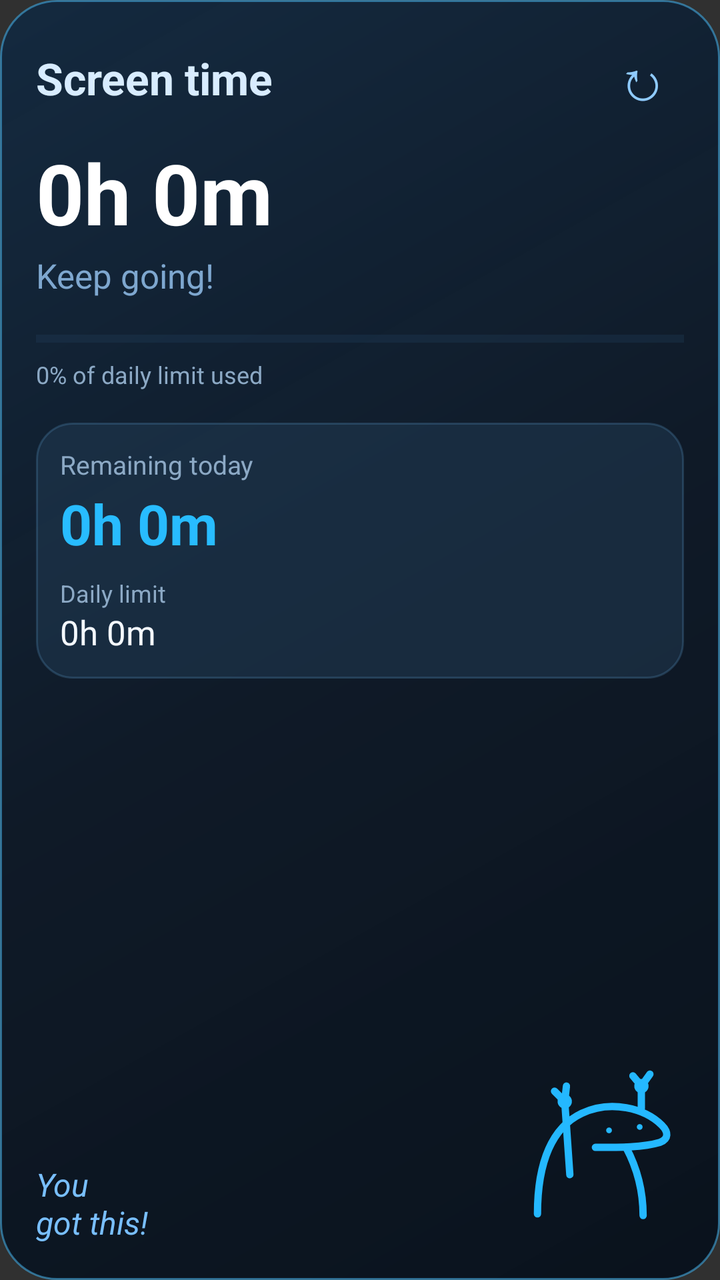
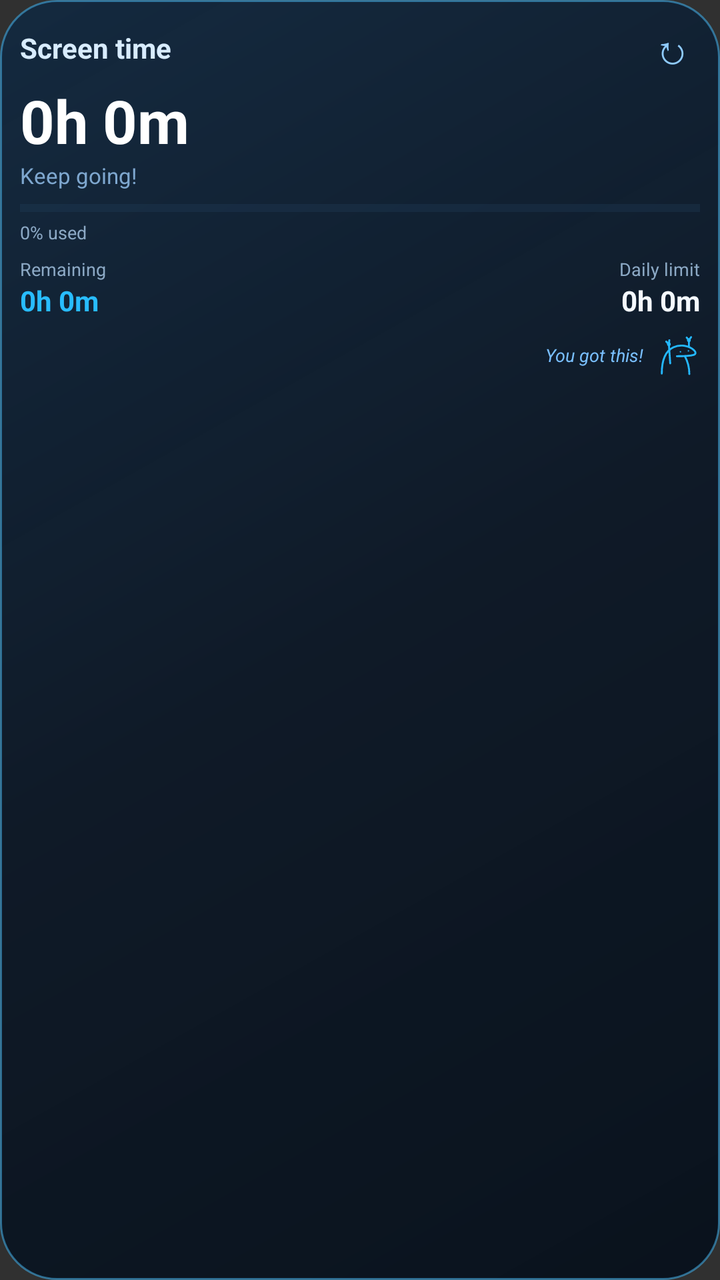

Screens rendered from an Android XML layout before and after an edit, with the pre-edit source and the edit as a unified diff.
<!-- AndroidManifest.xml: application theme android:Theme.Material.NoActionBar -->
<!-- res/layout/widget_screen_time.xml -->
<?xml version="1.0" encoding="utf-8"?>
<LinearLayout xmlns:android="http://schemas.android.com/apk/res/android"
    android:id="@+id/widget_root"
    android:layout_width="match_parent"
    android:layout_height="match_parent"
    android:orientation="vertical"
    android:padding="18dp"
    android:background="@drawable/widget_glass_bg">

    <LinearLayout
        android:layout_width="match_parent"
        android:layout_height="wrap_content"
        android:orientation="horizontal"
        android:gravity="center_vertical">

        <TextView
            android:layout_width="0dp"
            android:layout_height="wrap_content"
            android:layout_weight="1"
            android:text="Screen time"
            android:textSize="22sp"
            android:textStyle="bold"
            android:textColor="#D8ECFF" />

        <TextView
            android:id="@+id/widget_refresh"
            android:layout_width="42dp"
            android:layout_height="42dp"
            android:gravity="center"
            android:text="↻"
            android:textSize="28sp"
            android:textColor="#8FCBFF" />
    </LinearLayout>

    <TextView
        android:id="@+id/widget_used"
        android:layout_width="match_parent"
        android:layout_height="wrap_content"
        android:layout_marginTop="8dp"
        android:text="0h 0m"
        android:textSize="42sp"
        android:textStyle="bold"
        android:textColor="#FFFFFF" />

    <TextView
        android:id="@+id/widget_status"
        android:layout_width="match_parent"
        android:layout_height="wrap_content"
        android:layout_marginTop="2dp"
        android:text="Keep going!"
        android:textSize="17sp"
        android:textColor="#7EA7CF" />

    <ProgressBar
        android:id="@+id/widget_progress"
        style="?android:attr/progressBarStyleHorizontal"
        android:layout_width="match_parent"
        android:layout_height="9dp"
        android:layout_marginTop="16dp"
        android:max="1000"
        android:progress="0"
        android:progressTint="#24B8FF"
        android:progressBackgroundTint="#23415E" />

    <TextView
        android:id="@+id/widget_percent"
        android:layout_width="match_parent"
        android:layout_height="wrap_content"
        android:layout_marginTop="5dp"
        android:text="0% of daily limit used"
        android:textSize="12sp"
        android:textColor="#8CA9C5" />

    <LinearLayout
        android:layout_width="match_parent"
        android:layout_height="wrap_content"
        android:layout_marginTop="16dp"
        android:orientation="vertical"
        android:padding="12dp"
        android:background="@drawable/widget_inner_card">

        <TextView
            android:layout_width="wrap_content"
            android:layout_height="wrap_content"
            android:text="Remaining today"
            android:textSize="13sp"
            android:textColor="#8CA9C5" />

        <TextView
            android:id="@+id/widget_remaining"
            android:layout_width="wrap_content"
            android:layout_height="wrap_content"
            android:layout_marginTop="2dp"
            android:text="0h 0m"
            android:textSize="28sp"
            android:textStyle="bold"
            android:textColor="#28BCFF" />

        <TextView
            android:layout_width="wrap_content"
            android:layout_height="wrap_content"
            android:layout_marginTop="8dp"
            android:text="Daily limit"
            android:textSize="12sp"
            android:textColor="#8CA9C5" />

        <TextView
            android:id="@+id/widget_limit"
            android:layout_width="wrap_content"
            android:layout_height="wrap_content"
            android:text="0h 0m"
            android:textSize="17sp"
            android:textColor="#F4F9FF" />
    </LinearLayout>

    <Space
        android:layout_width="match_parent"
        android:layout_height="0dp"
        android:layout_weight="1" />

    <LinearLayout
        android:layout_width="match_parent"
        android:layout_height="wrap_content"
        android:orientation="horizontal"
        android:gravity="bottom|center_vertical">

        <TextView
            android:layout_width="0dp"
            android:layout_height="wrap_content"
            android:layout_weight="1"
            android:text="You\ngot this!"
            android:textSize="16sp"
            android:textStyle="italic"
            android:textColor="#79BFFF" />

        <ImageView
            android:layout_width="92dp"
            android:layout_height="100dp"
            android:scaleType="fitCenter"
            android:src="@drawable/ic_guardian_figure_only"
            android:contentDescription="@string/app_name" />
    </LinearLayout>

</LinearLayout>
<!-- resources referenced by this layout -->
<resources>
  <!-- drawable ic_guardian_figure_only (drawable) -->
  <?xml version="1.0" encoding="utf-8"?>
  <vector xmlns:android="http://schemas.android.com/apk/res/android"
      android:width="108dp"
      android:height="108dp"
      android:viewportWidth="108"
      android:viewportHeight="108">
  
      <path
          android:fillColor="@android:color/transparent"
          android:strokeColor="#24B8FF"
          android:strokeWidth="4.3"
          android:strokeLineCap="round"
          android:strokeLineJoin="round"
          android:pathData="M22,95 C22,64 31,44 48,36 C65,28 85,33 95,43 C99,47 99,51 94,53 C84,56 70,56 56,56" />
  
      <path
          android:fillColor="@android:color/transparent"
          android:strokeColor="#24B8FF"
          android:strokeWidth="4.3"
          android:strokeLineCap="round"
          android:pathData="M74,56 C82,71 84,85 84,96" />
  
      <path
          android:fillColor="@android:color/transparent"
          android:strokeColor="#24B8FF"
          android:strokeWidth="4.3"
          android:strokeLineCap="round"
          android:pathData="M38,29 L41,72" />
  
      <path
          android:fillColor="@android:color/transparent"
          android:strokeColor="#24B8FF"
          android:strokeWidth="4.3"
          android:strokeLineCap="round"
          android:pathData="M38,29 L32,23 M38,29 L39,20" />
  
      <path
          android:fillColor="@android:color/transparent"
          android:strokeColor="#24B8FF"
          android:strokeWidth="4.3"
          android:strokeLineCap="round"
          android:pathData="M83,33 L83,20 M83,20 L78,14 M83,20 L88,13" />
  
      <path android:fillColor="#24B8FF" android:pathData="M38,29 m-4.2,0 a4.2,4.2 0,1 0,8.4,0 a4.2,4.2 0,1 0,-8.4,0" />
      <path android:fillColor="#24B8FF" android:pathData="M83,20 m-4.2,0 a4.2,4.2 0,1 0,8.4,0 a4.2,4.2 0,1 0,-8.4,0" />
      <path android:fillColor="#24B8FF" android:pathData="M64,46 m-1.7,0 a1.7,1.7 0,1 0,3.4,0 a1.7,1.7 0,1 0,-3.4,0" />
      <path android:fillColor="#24B8FF" android:pathData="M82,44 m-1.7,0 a1.7,1.7 0,1 0,3.4,0 a1.7,1.7 0,1 0,-3.4,0" />
  </vector>
  <!-- drawable widget_glass_bg (drawable) -->
  <?xml version="1.0" encoding="utf-8"?>
  <shape xmlns:android="http://schemas.android.com/apk/res/android" android:shape="rectangle">
      <gradient
          android:angle="315"
          android:startColor="#F0122940"
          android:centerColor="#E60B1726"
          android:endColor="#F007101B" />
      <corners android:radius="28dp" />
      <stroke android:width="1dp" android:color="#8047BFFF" />
      <padding android:left="2dp" android:top="2dp" android:right="2dp" android:bottom="2dp" />
  </shape>
  <!-- drawable widget_inner_card (drawable) -->
  <?xml version="1.0" encoding="utf-8"?>
  <shape xmlns:android="http://schemas.android.com/apk/res/android" android:shape="rectangle">
      <solid android:color="#88203A54" />
      <corners android:radius="18dp" />
      <stroke android:width="1dp" android:color="#405E9BC9" />
  </shape>
  <string name="app_name">Screen Time Guard</string>
</resources>

<!-- the commit's change to res/layout/widget_screen_time.xml (unified diff, before → after) -->
@@ -4,7 +4,7 @@
     android:layout_width="match_parent"
     android:layout_height="match_parent"
     android:orientation="vertical"
-    android:padding="18dp"
+    android:padding="10dp"
     android:background="@drawable/widget_glass_bg">
 
     <LinearLayout
@@ -18,17 +18,17 @@
             android:layout_height="wrap_content"
             android:layout_weight="1"
             android:text="Screen time"
-            android:textSize="22sp"
+            android:textSize="14sp"
             android:textStyle="bold"
             android:textColor="#D8ECFF" />
 
         <TextView
             android:id="@+id/widget_refresh"
-            android:layout_width="42dp"
-            android:layout_height="42dp"
+            android:layout_width="28dp"
+            android:layout_height="28dp"
             android:gravity="center"
             android:text="↻"
-            android:textSize="28sp"
+            android:textSize="20sp"
             android:textColor="#8FCBFF" />
     </LinearLayout>
 
@@ -36,27 +36,28 @@
         android:id="@+id/widget_used"
         android:layout_width="match_parent"
         android:layout_height="wrap_content"
-        android:layout_marginTop="8dp"
+        android:layout_marginTop="2dp"
         android:text="0h 0m"
-        android:textSize="42sp"
+        android:textSize="30sp"
         android:textStyle="bold"
-        android:textColor="#FFFFFF" />
+        android:textColor="#FFFFFF"
+        android:maxLines="1" />
 
     <TextView
         android:id="@+id/widget_status"
         android:layout_width="match_parent"
         android:layout_height="wrap_content"
-        android:layout_marginTop="2dp"
         android:text="Keep going!"
-        android:textSize="17sp"
-        android:textColor="#7EA7CF" />
+        android:textSize="11sp"
+        android:textColor="#7EA7CF"
+        android:maxLines="1" />
 
     <ProgressBar
         android:id="@+id/widget_progress"
         style="?android:attr/progressBarStyleHorizontal"
         android:layout_width="match_parent"
-        android:layout_height="9dp"
-        android:layout_marginTop="16dp"
+        android:layout_height="6dp"
+        android:layout_marginTop="6dp"
         android:max="1000"
         android:progress="0"
         android:progressTint="#24B8FF"
@@ -66,76 +67,87 @@
         android:id="@+id/widget_percent"
         android:layout_width="match_parent"
         android:layout_height="wrap_content"
-        android:layout_marginTop="5dp"
-        android:text="0% of daily limit used"
-        android:textSize="12sp"
-        android:textColor="#8CA9C5" />
+        android:layout_marginTop="3dp"
+        android:text="0% used"
+        android:textSize="9sp"
+        android:textColor="#8CA9C5"
+        android:maxLines="1" />
 
     <LinearLayout
         android:layout_width="match_parent"
         android:layout_height="wrap_content"
-        android:layout_marginTop="16dp"
-        android:orientation="vertical"
-        android:padding="12dp"
-        android:background="@drawable/widget_inner_card">
+        android:layout_marginTop="6dp"
+        android:orientation="horizontal">
+
+        <LinearLayout
+            android:layout_width="0dp"
+            android:layout_height="wrap_content"
+            android:layout_weight="1"
+            android:orientation="vertical">
+
+            <TextView
+                android:layout_width="wrap_content"
+                android:layout_height="wrap_content"
+                android:text="Remaining"
+                android:textSize="9sp"
+                android:textColor="#8CA9C5" />
+
+            <TextView
+                android:id="@+id/widget_remaining"
+                android:layout_width="wrap_content"
+                android:layout_height="wrap_content"
+                android:text="0h 0m"
+                android:textSize="14sp"
+                android:textStyle="bold"
+                android:textColor="#28BCFF"
+                android:maxLines="1" />
+        </LinearLayout>
+
+        <LinearLayout
+            android:layout_width="0dp"
+            android:layout_height="wrap_content"
+            android:layout_weight="1"
+            android:orientation="vertical"
+            android:gravity="end">
+
+            <TextView
+                android:layout_width="wrap_content"
+                android:layout_height="wrap_content"
+                android:text="Daily limit"
+                android:textSize="9sp"
+                android:textColor="#8CA9C5" />
+
+            <TextView
+                android:id="@+id/widget_limit"
+                android:layout_width="wrap_content"
+                android:layout_height="wrap_content"
+                android:text="0h 0m"
+                android:textSize="14sp"
+                android:textStyle="bold"
+                android:textColor="#F4F9FF"
+                android:maxLines="1" />
+        </LinearLayout>
+    </LinearLayout>
+
+    <LinearLayout
+        android:layout_width="match_parent"
+        android:layout_height="wrap_content"
+        android:layout_marginTop="4dp"
+        android:orientation="horizontal"
+        android:gravity="end|center_vertical">
 
         <TextView
             android:layout_width="wrap_content"
             android:layout_height="wrap_content"
-            android:text="Remaining today"
-            android:textSize="13sp"
-            android:textColor="#8CA9C5" />
-
-        <TextView
-            android:id="@+id/widget_remaining"
-            android:layout_width="wrap_content"
-            android:layout_height="wrap_content"
-            android:layout_marginTop="2dp"
-            android:text="0h 0m"
-            android:textSize="28sp"
-            android:textStyle="bold"
-            android:textColor="#28BCFF" />
-
-        <TextView
-            android:layout_width="wrap_content"
-            android:layout_height="wrap_content"
-            android:layout_marginTop="8dp"
-            android:text="Daily limit"
-            android:textSize="12sp"
-            android:textColor="#8CA9C5" />
-
-        <TextView
-            android:id="@+id/widget_limit"
-            android:layout_width="wrap_content"
-            android:layout_height="wrap_content"
-            android:text="0h 0m"
-            android:textSize="17sp"
-            android:textColor="#F4F9FF" />
-    </LinearLayout>
-
-    <Space
-        android:layout_width="match_parent"
-        android:layout_height="0dp"
-        android:layout_weight="1" />
-
-    <LinearLayout
-        android:layout_width="match_parent"
-        android:layout_height="wrap_content"
-        android:orientation="horizontal"
-        android:gravity="bottom|center_vertical">
-
-        <TextView
-            android:layout_width="0dp"
-            android:layout_height="wrap_content"
-            android:layout_weight="1"
-            android:text="You\ngot this!"
-            android:textSize="16sp"
+            android:text="You got this!"
+            android:textSize="9sp"
             android:textStyle="italic"
             android:textColor="#79BFFF" />
 
         <ImageView
-            android:layout_width="92dp"
-            android:layout_height="100dp"
+            android:layout_width="24dp"
+            android:layout_height="28dp"
+            android:layout_marginStart="4dp"
             android:scaleType="fitCenter"
             android:src="@drawable/ic_guardian_figure_only"
             android:contentDescription="@string/app_name" />
<!-- resource entries referenced after the edit -->
@@ -61,13 +61,6 @@
       <stroke android:width="1dp" android:color="#8047BFFF" />
       <padding android:left="2dp" android:top="2dp" android:right="2dp" android:bottom="2dp" />
   </shape>
-  <!-- drawable widget_inner_card (drawable) -->
-  <?xml version="1.0" encoding="utf-8"?>
-  <shape xmlns:android="http://schemas.android.com/apk/res/android" android:shape="rectangle">
-      <solid android:color="#88203A54" />
-      <corners android:radius="18dp" />
-      <stroke android:width="1dp" android:color="#405E9BC9" />
-  </shape>
   <string name="app_name">Screen Time Guard</string>
 </resources>
 
